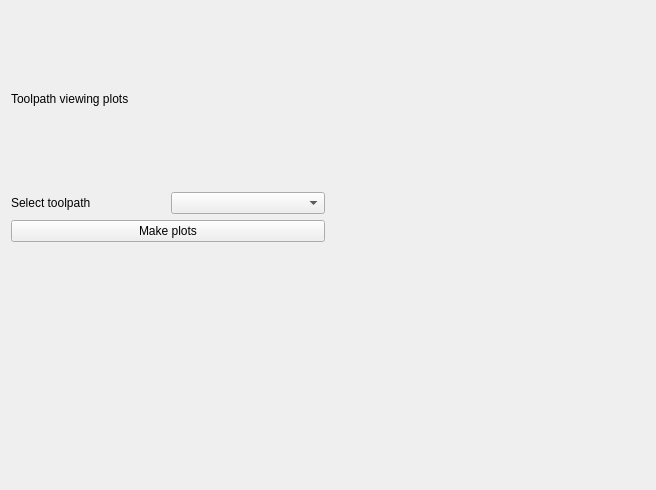
Before: the Qt Designer form qt_poc/ui/single_toolpath_plots.ui in sw580844/ngif_romar, drawn with Qt 5.
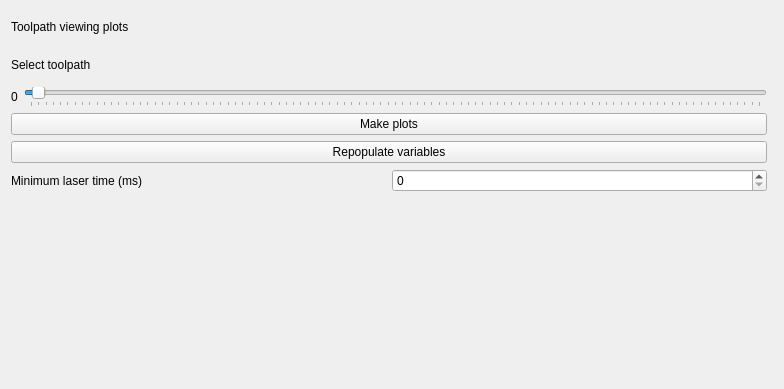
After: the same form once the commit is applied.

Commit message: Single toolpath plots, plus someother fixes and changes

Patch:
```diff
--- a/qt_poc/ui/single_toolpath_plots.ui
+++ b/qt_poc/ui/single_toolpath_plots.ui
@@ -6,8 +6,8 @@
    <rect>
     <x>0</x>
     <y>0</y>
-    <width>656</width>
-    <height>490</height>
+    <width>784</width>
+    <height>389</height>
    </rect>
   </property>
   <property name="windowTitle">
@@ -16,10 +16,7 @@
   <layout class="QGridLayout" name="gridLayout_2">
    <item row="0" column="0">
     <layout class="QGridLayout" name="gridLayout">
-     <item row="1" column="2">
-      <widget class="QWidget" name="plot_br" native="true"/>
-     </item>
-     <item row="0" column="1">
+     <item row="0" column="0">
       <layout class="QVBoxLayout" name="verticalLayout">
        <item>
         <widget class="QLabel" name="label">
@@ -29,16 +26,33 @@
         </widget>
        </item>
        <item>
-        <layout class="QHBoxLayout" name="horizontalLayout">
+        <widget class="QLabel" name="label_2">
+         <property name="text">
+          <string>Select toolpath</string>
+         </property>
+        </widget>
+       </item>
+       <item>
+        <layout class="QHBoxLayout" name="horizontalLayout_2">
          <item>
-          <widget class="QLabel" name="label_2">
+          <widget class="QLabel" name="label_3">
            <property name="text">
-            <string>Select toolpath</string>
+            <string>0</string>
            </property>
           </widget>
          </item>
          <item>
-          <widget class="QComboBox" name="comboBox"/>
+          <widget class="QSlider" name="horizontal_slider_select_toolpath">
+           <property name="minimum">
+            <number>-1</number>
+           </property>
+           <property name="orientation">
+            <enum>Qt::Horizontal</enum>
+           </property>
+           <property name="tickPosition">
+            <enum>QSlider::TicksBelow</enum>
+           </property>
+          </widget>
          </item>
         </layout>
        </item>
@@ -49,14 +63,45 @@
          </property>
         </widget>
        </item>
+       <item>
+        <widget class="QPushButton" name="push_button_repopulate_variables">
+         <property name="text">
+          <string>Repopulate variables</string>
+         </property>
+        </widget>
+       </item>
+       <item>
+        <layout class="QHBoxLayout" name="horizontalLayout">
+         <item>
+          <widget class="QLabel" name="label_4">
+           <property name="text">
+            <string>Minimum laser time (ms)</string>
+           </property>
+          </widget>
+         </item>
+         <item>
+          <widget class="QSpinBox" name="spin_box_laser_on_time_thresh">
+           <property name="maximum">
+            <number>5000</number>
+           </property>
+           <property name="singleStep">
+            <number>100</number>
+           </property>
+          </widget>
+         </item>
+        </layout>
+       </item>
       </layout>
      </item>
-     <item row="1" column="1">
-      <widget class="QWidget" name="widget_2" native="true"/>
-     </item>
      <item row="0" column="2">
       <widget class="QWidget" name="plot_tr" native="true"/>
      </item>
+     <item row="1" column="2">
+      <widget class="QWidget" name="plot_br" native="true"/>
+     </item>
+     <item row="1" column="0">
+      <widget class="QWidget" name="plot_bl" native="true"/>
+     </item>
     </layout>
    </item>
   </layout>
```
Left out of the diff: 21 changed lines with no effect on the pictures. The commit also changes 6 other files.
